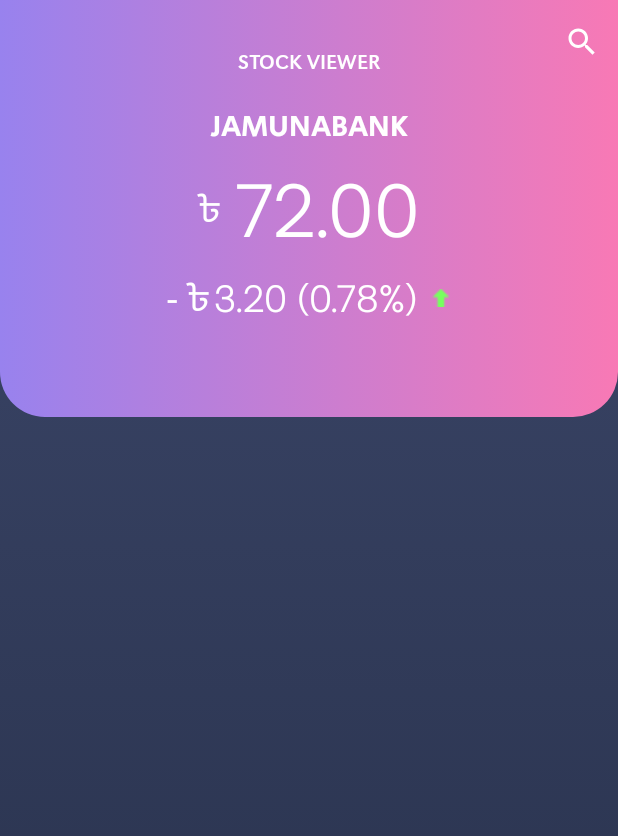
After one commit to RasheeqZaman/Stock-Viewer, an Android app: the StockDetailsActivity screen opened directly, with no data from a screen before it, on a phone screen of 412 x 824 dp. The commit adds this screen. Shown: the top 836 px of the screen. Run offline under Robolectric (Android 15) with nearby library versions, the phone set to English and light mode, and no system bars; 5 statements that could not run were skipped.

```diff
--- a/app/src/main/AndroidManifest.xml
+++ b/app/src/main/AndroidManifest.xml
@@ -9,6 +9,7 @@
         android:roundIcon="@mipmap/ic_launcher_round"
         android:supportsRtl="true"
         android:theme="@style/AppTheme">
+        <activity android:name=".StockDetailsActivity"></activity>
         <activity android:name=".MainActivity">
             <intent-filter>
                 <action android:name="android.intent.action.MAIN" />
--- a/app/src/main/java/com/example/stockviewer/MainActivity.java
+++ b/app/src/main/java/com/example/stockviewer/MainActivity.java
@@ -36,7 +36,6 @@ public class MainActivity extends AppCompatActivity {
 
         Toolbar toolbar = findViewById(R.id.toolbar);
         setSupportActionBar(toolbar);
-
         getSupportActionBar().setDisplayShowTitleEnabled(false);
 
 
@@ -73,7 +72,6 @@ public class MainActivity extends AppCompatActivity {
         playPauseBtn.setOnClickListener(new PlayPauseSliderOnClickListener(playPauseBtn, timer, viewPager, models.size()));
 
 
-
         TabLayout stockFragmentTabLayout = findViewById(R.id.stock_fragment_tab_layout);
         for(String tabName : tabNames){
             stockFragmentTabLayout.addTab(stockFragmentTabLayout.newTab().setText(tabName));
@@ -95,13 +93,6 @@ public class MainActivity extends AppCompatActivity {
             public void onTabReselected(TabLayout.Tab tab) {}
         });
 
-        /*ListView listView = findViewById(R.id.list_view1);
-        List<String> companyNames = new ArrayList<>();
-        for(StockModel model : models.get(0)){
-            companyNames.add(model.getCompanyName());
-        }
-        StockListAdapter stockListAdapter = new StockListAdapter(this, models.get(0), companyNames);
-        listView.setAdapter(stockListAdapter);*/
     }
 
     private Timer playSlideViewPager(ViewPager viewPager, int totalItems) {
--- /dev/null
+++ b/app/src/main/java/com/example/stockviewer/StockDetailsActivity.java
@@ -0,0 +1,57 @@
+package com.example.stockviewer;
+
+import androidx.appcompat.app.AppCompatActivity;
+import androidx.appcompat.widget.SearchView;
+import androidx.appcompat.widget.Toolbar;
+
+import android.content.Intent;
+import android.os.Bundle;
+import android.view.Menu;
+import android.view.MenuItem;
+import android.widget.TextView;
+
+import java.text.DecimalFormat;
+import java.text.DecimalFormatSymbols;
+import java.text.NumberFormat;
+import java.util.Locale;
+
+public class StockDetailsActivity extends AppCompatActivity {
+
+    @Override
+    protected void onCreate(Bundle savedInstanceState) {
+        super.onCreate(savedInstanceState);
+        setContentView(R.layout.activity_stock_details);
+
+        Toolbar toolbar = findViewById(R.id.toolbar);
+        setSupportActionBar(toolbar);
+        getSupportActionBar().setDisplayShowTitleEnabled(false);
+
+        Intent intent = getIntent();
+        StockModel model = (StockModel) intent.getSerializableExtra("Model");
+
+        TextView txtCompanyName = findViewById(R.id.detail_company_name);
+        TextView txtCompanyPrice = findViewById(R.id.detail_company_price);
+        TextView txtCompanyPriceChange = findViewById(R.id.detail_company_price_change);
+        TextView txtCompanyPriceSign = findViewById(R.id.detail_company_price_sign);
+
+        DecimalFormat formatter = (DecimalFormat) NumberFormat.getCurrencyInstance(Locale.US);
+        DecimalFormatSymbols symbols = formatter.getDecimalFormatSymbols();
+        symbols.setCurrencySymbol("");
+        formatter.setDecimalFormatSymbols(symbols);
+
+        txtCompanyName.setText(model.getCompanyName());
+        txtCompanyPrice.setText(formatter.format(model.getPrice()));
+        txtCompanyPriceSign.setText((model.getPriceChange()>0.0) ? "+" : (model.getPriceChange()<0.0 ? "-" : ""));
+        txtCompanyPriceChange.setText(formatter.format(Math.abs(model.getPriceChange())) + " (" + formatter.format(model.getPriceChangePercent()) + "%)");
+        txtCompanyPriceChange.setCompoundDrawablesWithIntrinsicBounds(0, 0, (model.getPriceChange()>0.0) ? R.drawable.up : (model.getPriceChange()<0.0 ? R.drawable.down : R.drawable.equal), 0);
+    }
+
+    @Override
+    public boolean onCreateOptionsMenu(Menu menu) {
+        getMenuInflater().inflate(R.menu.toolbar_menu, menu);
+
+        MenuItem search = menu.findItem(R.id.search);
+        SearchView searchView = (SearchView) search.getActionView();
+        return super.onCreateOptionsMenu(menu);
+    }
+}
--- a/app/src/main/java/com/example/stockviewer/StockFragment.java
+++ b/app/src/main/java/com/example/stockviewer/StockFragment.java
@@ -1,5 +1,6 @@
 package com.example.stockviewer;
 
+import android.content.Intent;
 import android.os.Bundle;
 
 import androidx.fragment.app.Fragment;
@@ -7,6 +8,7 @@ import androidx.fragment.app.Fragment;
 import android.view.LayoutInflater;
 import android.view.View;
 import android.view.ViewGroup;
+import android.widget.AdapterView;
 import android.widget.ListView;
 
 import java.util.ArrayList;
@@ -34,6 +36,15 @@ public class StockFragment extends Fragment {
         StockListAdapter adapter = new StockListAdapter(getContext(), models, companyNames);
         listView.setAdapter(adapter);
 
+        listView.setOnItemClickListener(new AdapterView.OnItemClickListener() {
+            @Override
+            public void onItemClick(AdapterView<?> parent, View view, int position, long id) {
+                Intent intent = new Intent(getContext(), StockDetailsActivity.class);
+                intent.putExtra("Model", models.get(position));
+                startActivity(intent);
+            }
+        });
+
         return view;
     }
 }
--- a/app/src/main/java/com/example/stockviewer/StockModel.java
+++ b/app/src/main/java/com/example/stockviewer/StockModel.java
@@ -1,6 +1,8 @@
 package com.example.stockviewer;
 
-public class StockModel {
+import java.io.Serializable;
+
+public class StockModel implements Serializable {
     private String companyName;
     private double price, priceChange, priceChangePercent;
 
--- /dev/null
+++ b/app/src/main/res/drawable/detail_top_background.xml
@@ -0,0 +1,16 @@
+<?xml version="1.0" encoding="utf-8"?>
+<selector xmlns:android="http://schemas.android.com/apk/res/android">
+    <item>
+        <shape>
+            <gradient
+                android:startColor="#9882ee"
+                android:endColor="#f879b5"
+                android:angle="0" />
+
+            <corners android:bottomRightRadius="30dp"
+                android:bottomLeftRadius="30dp"
+                android:topRightRadius="0dp"
+                android:topLeftRadius="0dp"/>
+        </shape>
+    </item>
+</selector>
--- /dev/null
+++ b/app/src/main/res/layout/activity_stock_details.xml
@@ -0,0 +1,97 @@
+<?xml version="1.0" encoding="utf-8"?>
+<RelativeLayout xmlns:android="http://schemas.android.com/apk/res/android"
+    xmlns:app="http://schemas.android.com/apk/res-auto"
+    xmlns:tools="http://schemas.android.com/tools"
+    android:layout_width="match_parent"
+    android:layout_height="match_parent"
+    android:background="@drawable/gradient_background"
+    tools:context=".StockDetailsActivity">
+
+    <LinearLayout
+        android:id="@+id/detail_top_layout"
+        android:orientation="vertical"
+        android:layout_width="match_parent"
+        android:layout_height="wrap_content"
+        android:background="@drawable/detail_top_background"
+        android:paddingTop="70dp"
+        android:paddingBottom="60dp">
+
+        <TextView
+            android:layout_width="match_parent"
+            android:layout_height="wrap_content"
+            android:id="@+id/detail_company_name"
+            android:text="JAMUNABANK"
+            android:fontFamily="@font/secular_one_regular"
+            android:textSize="20sp"
+            android:gravity="center"
+            android:textColor="#fff"/>
+
+        <LinearLayout
+            android:orientation="horizontal"
+            android:layout_width="match_parent"
+            android:layout_height="wrap_content"
+            android:layout_margin="10dp"
+            android:gravity="center">
+
+            <TextView
+                android:layout_width="wrap_content"
+                android:layout_height="wrap_content"
+                android:text="৳"
+                android:textColor="#fff"
+                android:textSize="25sp"
+                android:layout_marginRight="10dp"/>
+
+            <TextView
+                android:layout_width="wrap_content"
+                android:layout_height="wrap_content"
+                android:id="@+id/detail_company_price"
+                android:text="72.00"
+                android:fontFamily="@font/touche_light"
+                android:textColor="#fff"
+                android:textSize="50sp"/>
+
+        </LinearLayout>
+
+        <LinearLayout
+            android:orientation="horizontal"
+            android:layout_width="match_parent"
+            android:layout_height="wrap_content"
+            android:gravity="center">
+
+            <TextView
+                android:layout_width="wrap_content"
+                android:layout_height="wrap_content"
+                android:id="@+id/detail_company_price_sign"
+                android:text="-"
+                android:textColor="#fff"
+                android:textSize="25sp"
+                android:layout_marginRight="5dp"/>
+
+            <TextView
+                android:layout_width="wrap_content"
+                android:layout_height="wrap_content"
+                android:text="৳"
+                android:textColor="#fff"
+                android:textSize="25sp"
+                android:layout_marginRight="2dp"/>
+
+            <TextView
+                android:layout_width="wrap_content"
+                android:layout_height="wrap_content"
+                android:gravity="center"
+                android:id="@+id/detail_company_price_change"
+                android:text="3.20 (0.78%)"
+                android:drawableRight="@drawable/up"
+                android:drawablePadding="10dp"
+                android:fontFamily="@font/touche_light"
+                android:textColor="#fff"
+                android:textSize="25sp"/>
+        </LinearLayout>
+
+    </LinearLayout>
+
+    <include
+        android:id="@+id/toolbar"
+        layout="@layout/toolbar"/>
+
+</RelativeLayout>
--- a/app/src/main/res/layout/stock_list_item.xml
+++ b/app/src/main/res/layout/stock_list_item.xml
@@ -11,14 +11,15 @@
         android:layout_marginVertical="5dp"
         android:layout_marginHorizontal="20dp"
         android:background="@drawable/stock_list_item_background"
-        android:weightSum="5">
+        android:weightSum="4">
 
         <LinearLayout
             android:orientation="horizontal"
             android:layout_width="0dp"
             android:layout_height="wrap_content"
-            android:layout_margin="10dp"
-            android:layout_weight="3">
+            android:layout_marginVertical="10dp"
+            android:layout_marginLeft="10dp"
+            android:layout_weight="2">
 
             <ImageView
                 android:layout_width="wrap_content"
--- a/app/src/main/res/layout/top_item.xml
+++ b/app/src/main/res/layout/top_item.xml
@@ -24,7 +24,7 @@
                 android:layout_height="wrap_content"
                 android:id="@+id/top_company_name"
                 android:text="JAMUNABANK"
-                android:fontFamily="@font/touche_light"
+                android:fontFamily="@font/secular_one_regular"
                 android:textSize="18dp"
                 android:gravity="center"
                 android:textColor="#fff"/>
```
